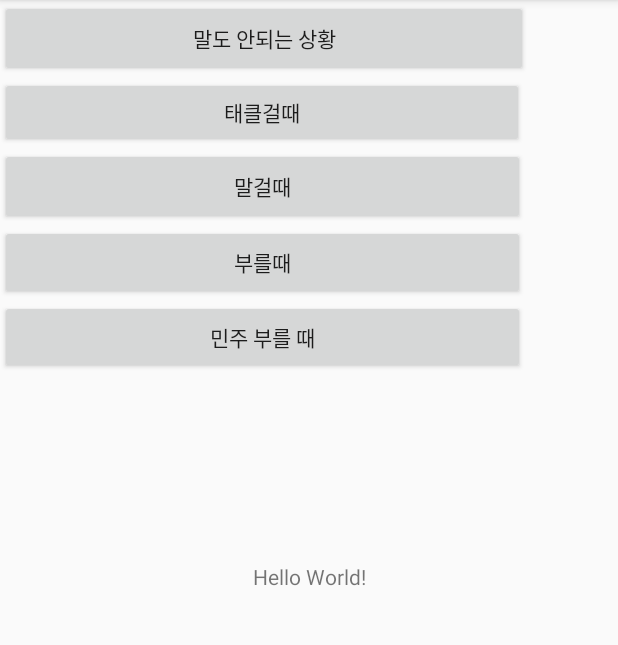
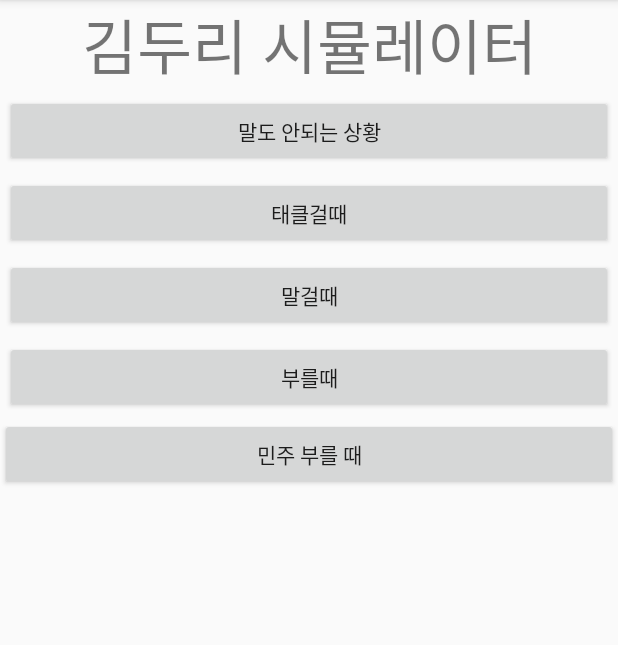
Before and after one commit to DonnaKin/friendsimulator, an Android app: the screen it shows after launch (MainActivity), on a phone screen of 412 x 824 dp, the part 84-729 px from its top. Run offline under Robolectric (Android 15) with nearby library versions, the light colour scheme and no system bars.

Commit message:
#7 리니어 레이아웃으로 레이아웃 변경

```diff
--- a/app/src/main/res/layout/activity_main.xml
+++ b/app/src/main/res/layout/activity_main.xml
@@ -1,61 +1,51 @@
 <?xml version="1.0" encoding="utf-8"?>
-<android.support.constraint.ConstraintLayout xmlns:android="http://schemas.android.com/apk/res/android"
+<LinearLayout
+    xmlns:android="http://schemas.android.com/apk/res/android"
     xmlns:app="http://schemas.android.com/apk/res-auto"
     xmlns:tools="http://schemas.android.com/tools"
+    android:orientation="vertical"
     android:layout_width="match_parent"
     android:layout_height="match_parent"
     tools:context="kr.hs.emirim.mkkim916.kimdoori.MainActivity">
 
     <TextView
-        android:layout_width="wrap_content"
+        android:layout_width="match_parent"
         android:layout_height="wrap_content"
-        android:text="Hello World!"
-        app:layout_constraintBottom_toBottomOf="parent"
-        app:layout_constraintLeft_toLeftOf="parent"
-        app:layout_constraintRight_toRightOf="parent"
-        app:layout_constraintTop_toTopOf="parent" />
+        android:gravity="center"
+        android:text="김두리 시뮬레이터"
+        android:textSize="40sp" />
 
     <Button
         android:id="@+id/button1"
-        android:layout_width="352dp"
-        android:layout_height="51dp"
-        android:text="말도 안되는 상황"
-        tools:layout_editor_absoluteX="16dp"
-        tools:layout_editor_absoluteY="181dp" />
+        android:layout_width="match_parent"
+        android:layout_height="wrap_content"
+        android:layout_margin="3dp"
+        android:text="말도 안되는 상황"/>
 
     <Button
         android:id="@+id/button2"
-        android:layout_width="349dp"
-        android:layout_height="47dp"
-        android:text="태클걸때"
-        app:layout_constraintTop_toBottomOf="@+id/button1"
-        tools:layout_editor_absoluteX="18dp"
-        android:layout_marginTop="0dp" />
+        android:layout_width="match_parent"
+        android:layout_height="wrap_content"
+        android:layout_margin="3dp"
+        android:text="태클걸때" />
 
     <Button
         android:id="@+id/button3"
-        android:layout_width="350dp"
-        android:layout_height="51dp"
+        android:layout_width="match_parent"
+        android:layout_height="wrap_content"
         android:text="말걸때"
-        tools:layout_editor_absoluteX="18dp"
-        tools:layout_editor_absoluteY="63dp"
-        app:layout_constraintTop_toBottomOf="@+id/button2"/>
+        android:layout_margin="3dp"/>
 
     <Button
         android:id="@+id/button4"
-        android:layout_width="350dp"
-        android:layout_height="50dp"
-        android:text="부를때"
-        tools:layout_editor_absoluteX="17dp"
-        tools:layout_editor_absoluteY="241dp"
-        app:layout_constraintTop_toBottomOf="@+id/button3"/>
+        android:layout_width="match_parent"
+        android:layout_height="wrap_content"
+        android:layout_margin="3dp"
+        android:text="부를때"/>
 
     <Button
         android:id="@+id/button5"
-        android:layout_width="350dp"
-        android:layout_height="49dp"
-        android:text="민주 부를 때"
-        tools:layout_editor_absoluteX="17dp"
-        tools:layout_editor_absoluteY="121dp"
-        app:layout_constraintTop_toBottomOf="@+id/button4"/>
-</android.support.constraint.ConstraintLayout>
+        android:layout_width="match_parent"
+        android:layout_height="wrap_content"
+        android:text="민주 부를 때"/>
+</LinearLayout>
```
Also changed, not shown: 1 other file.
